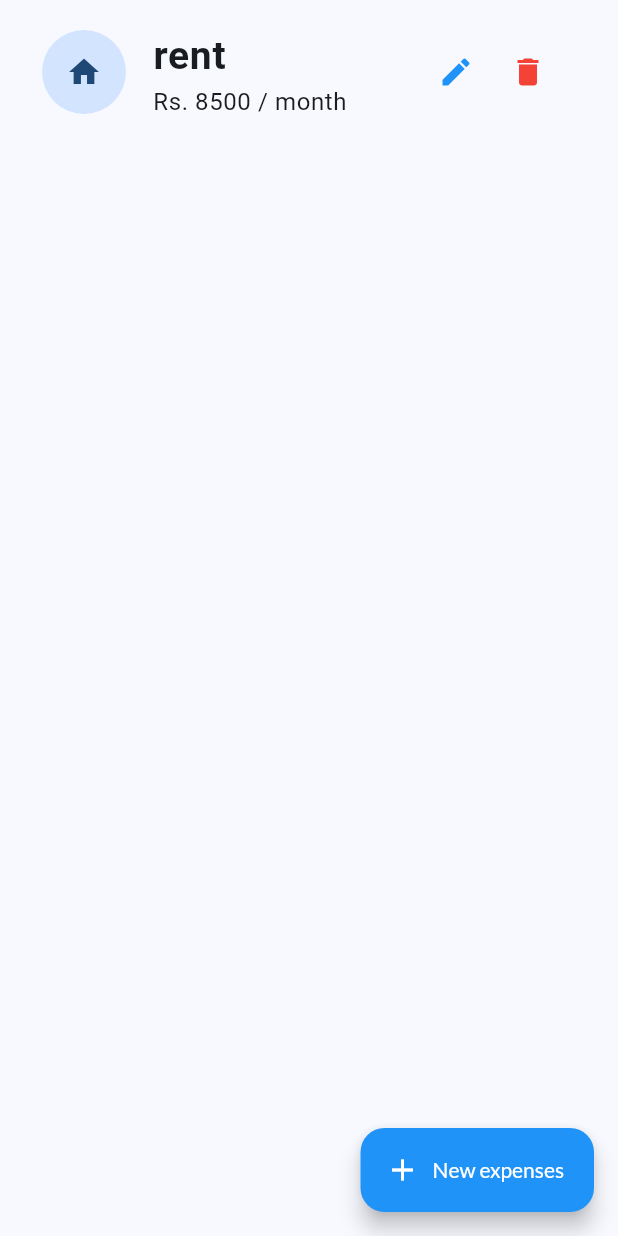
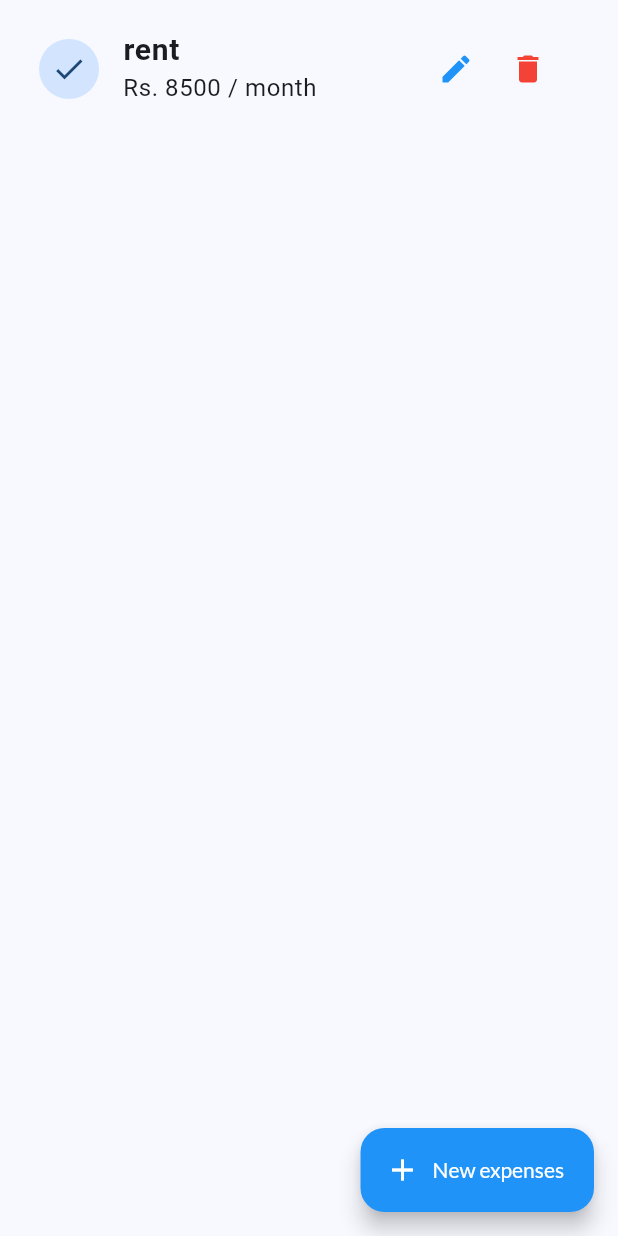
Before and after one commit to Saurav-Ganguly/Budget_Tracker, a Flutter app: the SettingsMainArea screen opened directly, on a phone screen of 412 x 824 dp. Run offline on Flutter 3.47's test engine with Material 2 defaults, Android fonts, the phone set to English and light mode, and no system bars; our stand-ins replace google_fonts, line_icons, percent_indicator; missing offline and left inert: flutter_iconpicker.

Commit message:
add income functionality added and the icons are showing fine

```diff
--- a/lib/budget_screen/widgets/budget_settings_card.dart
+++ b/lib/budget_screen/widgets/budget_settings_card.dart
@@ -14,13 +14,18 @@ class BudgetSettingsCard extends StatelessWidget {
   @override
   Widget build(BuildContext context) {
     return ListTile(
-      leading: const CircleAvatar(
-        radius: 30,
+      leading: CircleAvatar(
+        radius: 20,
         child: Icon(
-          Icons.home,
+          data['icons'],
         ),
       ),
-      title: Text(data["title"]),
+      title: Text(
+        data["title"],
+        style: const TextStyle(
+          fontSize: 20,
+        ),
+      ),
       subtitle: Text(
         "Rs. ${data["allocated_amount"]} / month",
         style: Theme.of(context).textTheme.bodySmall,
--- a/lib/dashboard_screen/widgets/category_area/category_area.dart
+++ b/lib/dashboard_screen/widgets/category_area/category_area.dart
@@ -132,6 +132,7 @@ class _CategoryAreaState extends State<CategoryArea> {
                       onTap: () {},
                       child: CategoryCard(
                         color: getCategoryColor(selectedCategory),
+                        icon: categoryItem['icons'],
                         title: categoryItem['title'],
                         allocatedAmt: categoryItem['allocated_amount'],
                       ),
--- a/lib/dashboard_screen/widgets/category_area/widgets/category_card.dart
+++ b/lib/dashboard_screen/widgets/category_area/widgets/category_card.dart
@@ -7,11 +7,13 @@ import 'package:percent_indicator/percent_indicator.dart';
 class CategoryCard extends StatelessWidget {
   final String title;
   final int allocatedAmt;
+  final IconData icon;
   final Color color;
   const CategoryCard({
     super.key,
     required this.title,
     required this.allocatedAmt,
+    required this.icon,
     required this.color,
   });
 
@@ -28,7 +30,7 @@ class CategoryCard extends StatelessWidget {
           leading: CircularPercentIndicator(
             radius: 25.0,
             percent: 0.5,
-            center: const Icon(Icons.home),
+            center: Icon(icon),
             progressColor: color,
           ),
           shape: RoundedRectangleBorder(
--- a/lib/providers/data_provider.dart
+++ b/lib/providers/data_provider.dart
@@ -1,5 +1,4 @@
 import 'package:budget_tracker/global_vars.dart';
-import 'package:flutter/foundation.dart';
 import 'package:flutter/material.dart';
 
 //storehouse of our data
@@ -13,7 +12,7 @@ class DataProvider extends ChangeNotifier {
       "id": "1",
       "type": CategoryTypes.expenses,
       "title": "rent",
-      "icons": "",
+      "icons": Icons.check,
       "allocated_amount": 8500,
       "transactions": [
         {
@@ -32,7 +31,7 @@ class DataProvider extends ChangeNotifier {
       "id": "1",
       "type": CategoryTypes.savings,
       "title": "Mutual Fund",
-      "icons": "",
+      "icons": Icons.check,
       "allocated_amount": 5000,
       "transactions": [
         {
@@ -51,7 +50,7 @@ class DataProvider extends ChangeNotifier {
       "id": "1",
       "type": CategoryTypes.goals,
       "title": "Car",
-      "icons": "",
+      "icons": Icons.check,
       "allocated_amount": 800000,
       "monthly_allocation": 10000,
       "time": "10 years",
@@ -66,11 +65,24 @@ class DataProvider extends ChangeNotifier {
     },
   ];
 
+  //set income
+  void setIncome(int value) {
+    income = value;
+    notifyListeners();
+  }
+
+  //add to income
+  void addIncome(int value) {
+    income += value;
+    notifyListeners();
+  }
+
   //add new item
   void addItem({
     required Map<String, dynamic> item,
     required CategoryTypes category,
   }) {
+    print(item);
     if (category == CategoryTypes.expenses) {
       expenses.add(item);
     } else if (category == CategoryTypes.savings) {
```
Also changed, not shown: lib/budget_screen/budget_screen.dart (+27 -11 lines), lib/widgets/income_dialog.dart (added, +103 -0 lines).
